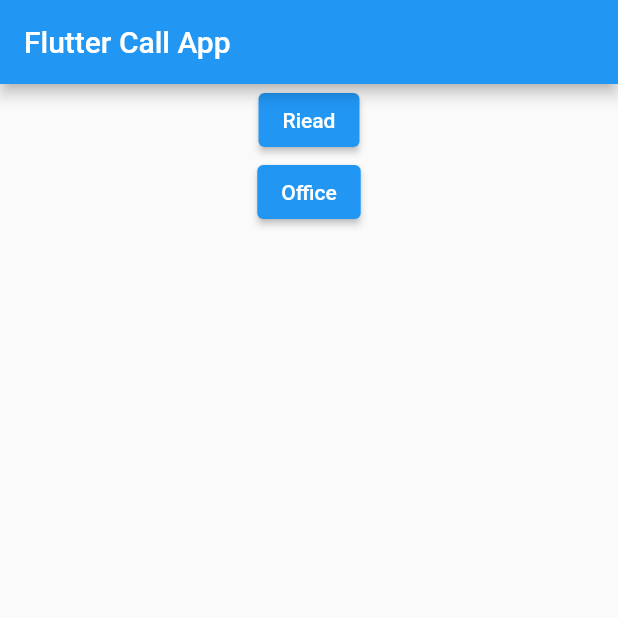
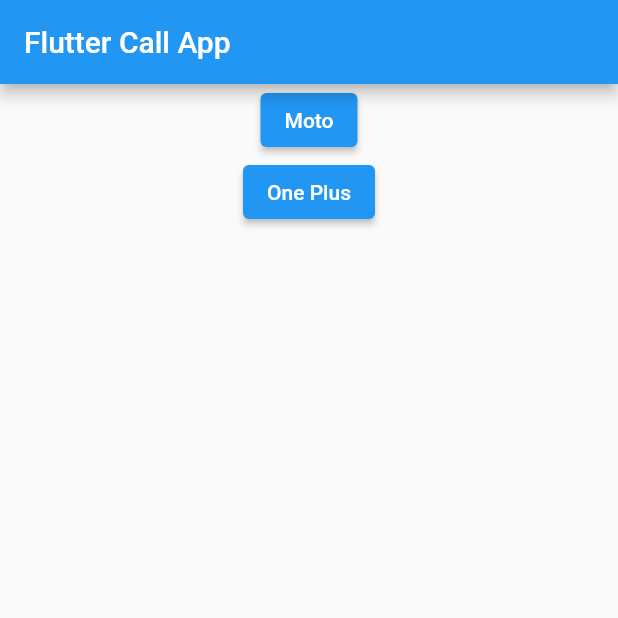
Before and after one commit to enamulaits22/calling_app_agora, a Flutter app: the screen it shows after launch, on a phone screen of 412 x 824 dp, the top half of it. Run offline on Flutter 3.47's test engine with Material 2 defaults, Android fonts, the phone set to English and light mode, and no system bars; our stand-ins replace firebase_core, firebase_messaging, permission_handler, shared_preferences; missing offline and left inert: agora_rtc_engine, connectycube_flutter_call_kit, flutter_background_service, flutter_background_service_android; accounts and stored records are empty.

Commit message:
refactor code

```diff
--- a/lib/calling_screen.dart
+++ b/lib/calling_screen.dart
@@ -9,6 +9,7 @@ import 'package:flutter/foundation.dart';
 import 'package:agora_rtc_engine/rtc_engine.dart';
 import 'package:agora_rtc_engine/rtc_local_view.dart' as RtcLocalView;
 import 'package:agora_rtc_engine/rtc_remote_view.dart' as RtcRemoteView;
+import 'package:flutter_background_service/flutter_background_service.dart';
 import 'package:permission_handler/permission_handler.dart';
 
 class CallingScreen extends StatefulWidget {
@@ -32,6 +33,8 @@ class _CallingScreenState extends State<CallingScreen> {
 
   // Init the app
   Future<void> initPlatformState() async {
+    final service = FlutterBackgroundService();
+    service.invoke("stopService"); //:::::::::::::::::::::::::::stopped background service
     SharedPref.setCallStatus('reset');
     if (defaultTargetPlatform == TargetPlatform.android) {
       await [Permission.microphone, Permission.camera].request();
--- a/lib/helper/devices.dart
+++ b/lib/helper/devices.dart
@@ -4,12 +4,12 @@ class ListOfDevices{
 
   static List<Map<String, String>> fcmList = [
     {
-      'name' : 'Riead',
-      'token' : 'fNmhVzjFSnyzyxl6Fyoaqt:APA91bGz6f2X8dauG_mJX_AS-OaQuWHWCcDS5JMVflrsJz_kED7ahMSUUysOoUyKLiZ1hwKtTPT3Ea2rPBWpZ0gC8somcbRDyhlJykh-hT3wHF8R0TJbf5G7n5KJtAafcmpqBZGC0XAz',
+      'name' : 'Moto',
+      'token' : 'elpErAqyTtKMjLbpXYCWAg:APA91bE-B0mLYj-Sf1ihTlpp9qdFQ3Yjiww_aaU_83qyLB8tOl2KpeKr2vtt7Hqbu-UPvLyhNs_05OX9U_l2L8vjXSJOnNDQpHXEtebQh2NyVWqimvY7cmAF0Z_CHEPvusdbmHx7Ri3x',
     },
     {
-      'name' : 'Office',
-      'token' : 'cRw1kOHtQIyqHxR6jTEVGC:APA91bEq3wc3YK6DgjrddD38qfreRAd6Ah_oB5P6-VohahT6wJYXe9yI1cDMnTi_g-_XEVN7Uq_FzxDsB71Xm6uhH3wYv4wFKggjhyLAaFDVnst68Oy38zojWomO6Sz8coDCVum9aD_B',
+      'name' : 'One Plus',
+      'token' : 'f27FvcYiThmrOs43g6ssZf:APA91bEhDv0WUr_1kng4QlRi5zc8HrG0r2BORZ7K-dYd-DdxS9Oc_WSTzEm4RtPfn0CyV_0BEc06U1m0Ax1JqpW1TyavsOzzPpSe5HZDv-dAhr3b-AE9E9PRNyGX7TYGjL9G8KFg-GhB',
     }
   ];
 }
--- a/lib/main.dart
+++ b/lib/main.dart
@@ -1,3 +1,4 @@
+import 'package:calling_app/config/utils/sp_utils.dart';
 import 'package:calling_app/services/setup_call_service.dart';
 import 'package:calling_app/home_page.dart';
 import 'package:firebase_core/firebase_core.dart';
@@ -28,9 +29,10 @@ Future<void> main() async {
 
 /// Top level function to handle incoming messages when the app is in the background
 Future<void> firebaseMessagingBackgroundHandler(RemoteMessage message) async {
-  initiateCall();
   final service = FlutterBackgroundService();
   service.startService(); //:::::::::::::::::::::::::::starting background service
+  SharedPref.setCallStatus('success');
+  initiateCall();
 }
 
 class MyApp extends StatefulWidget {
--- a/lib/services/fcm_service.dart
+++ b/lib/services/fcm_service.dart
@@ -10,8 +10,8 @@ class FCMService {
       "to": fcmToken,
       "collapse_key": "type_a",
       "notification": {
-        "body": "Body of Your Notification",
-        "title": "Title of Your Notification"
+        "body": "",
+        "title": ""
       },
       "data": {
         "body": "Body of Your Notification in Data",
--- a/lib/services/setup_background_service.dart
+++ b/lib/services/setup_background_service.dart
@@ -1,6 +1,4 @@
 import 'dart:ui';
-
-import 'package:calling_app/config/utils/sp_utils.dart';
 import 'package:flutter/material.dart';
 import 'package:flutter_background_service/flutter_background_service.dart';
 import 'package:flutter_background_service_android/flutter_background_service_android.dart';
@@ -48,11 +46,9 @@ void onStart(ServiceInstance service) async {
   // For flutter prior to version 3.0.0
   // We have to register the plugin manually
 
-  SharedPref.setCallStatus('success');
-
   if (service is AndroidServiceInstance) {
     // service.on('setAsForeground').listen((event) {
-    //   service.invoke("stopService");
+    //   service.setAsForegroundService();
     // });
 
     service.on('setAsBackground').listen((event) {
--- a/lib/services/setup_call_service.dart
+++ b/lib/services/setup_call_service.dart
@@ -2,9 +2,11 @@ import 'dart:async';
 import 'dart:developer';
 import 'dart:math' as math;
 import 'package:calling_app/calling_screen.dart';
+import 'package:calling_app/config/utils/sp_utils.dart';
 import 'package:calling_app/main.dart';
 import 'package:connectycube_flutter_call_kit/connectycube_flutter_call_kit.dart';
 import 'package:flutter/material.dart';
+import 'package:flutter_background_service/flutter_background_service.dart';
 
 // StreamController<int> event = StreamController<int>.broadcast();
 void initiateCall() {
@@ -42,6 +44,9 @@ void controlCall() {
 
   Future<void> _onCallRejected(CallEvent callEvent) async {
     // the call was rejected
+    final service = FlutterBackgroundService();
+    SharedPref.setCallStatus('reset');
+    service.invoke("stopService"); //:::::::::::::::::::::::::::stopped background service
   }
 
   ConnectycubeFlutterCallKit.instance.init(
```
Also changed, not shown: lib/config/config.dart (+1 -1 lines), lib/home_page.dart (+9 -7 lines).
